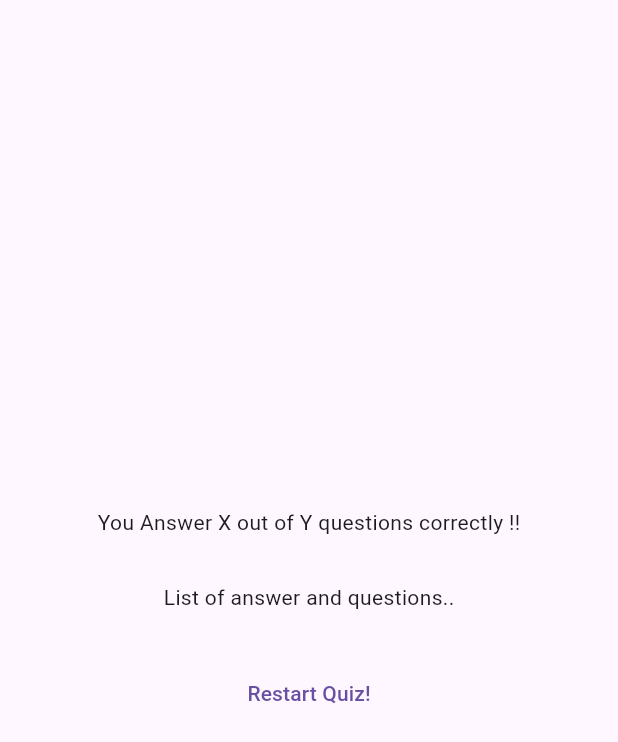
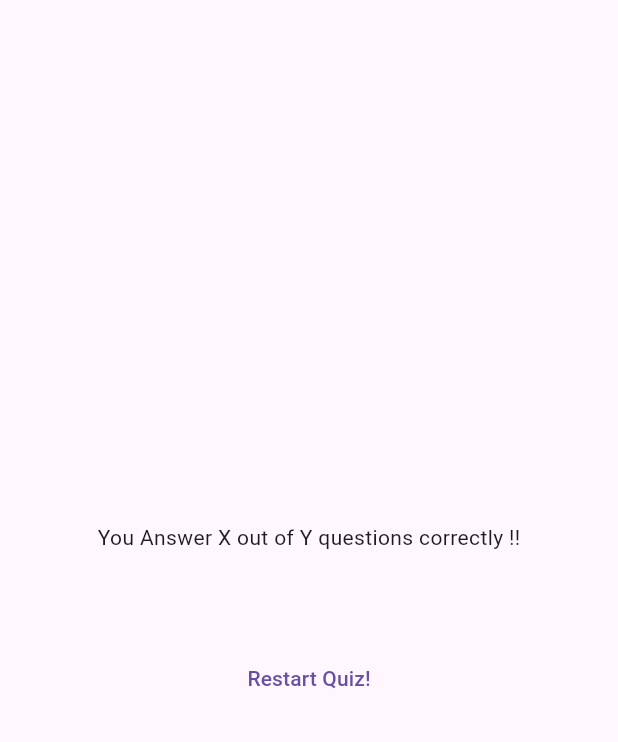
Before and after one commit to yhoyo-stelk08/quiz_app, a Flutter app: the ResultScreen widget shown alone on an empty page, opened directly with empty values, on a phone screen of 412 x 824 dp. Shown: the top 742 px of the screen. Run offline on Flutter 3.47's test engine with Material 3 defaults, Android fonts, the phone set to English and light mode, and no system bars; our stand-ins replace google_fonts.

Commit message:
feat: finish adding the logic in results_screen and make necessary changes in quiz widget to display the results_screen widget
 On branch working
 Changes to be committed:
	modified:   lib/quiz.dart
	modified:   lib/results_screen.dart

```diff
--- a/lib/quiz.dart
+++ b/lib/quiz.dart
@@ -34,7 +34,6 @@ class _QuizState extends State<Quiz> {
     if (selectedAnswers.length == questions.length) {
       setState(() {
         activeScreen = 'resultScreen';
-        selectedAnswers = [];
       });
     }
   }
--- a/lib/results_screen.dart
+++ b/lib/results_screen.dart
@@ -1,5 +1,6 @@
 import 'package:flutter/material.dart';
 import 'package:quiz_app/data/questions.dart';
+import 'package:quiz_app/question_summary.dart';
 
 class ResultScreen extends StatelessWidget {
   const ResultScreen({super.key, required this.choosenAnswer});
@@ -38,7 +39,7 @@ class ResultScreen extends StatelessWidget {
             ),
             // Scrolling panel
             // Text
-            const Text('List of answer and questions..'),
+            QuestionSummary(summaryData: getSummaryData()),
             const SizedBox(
               height: 30,
             ),
```
